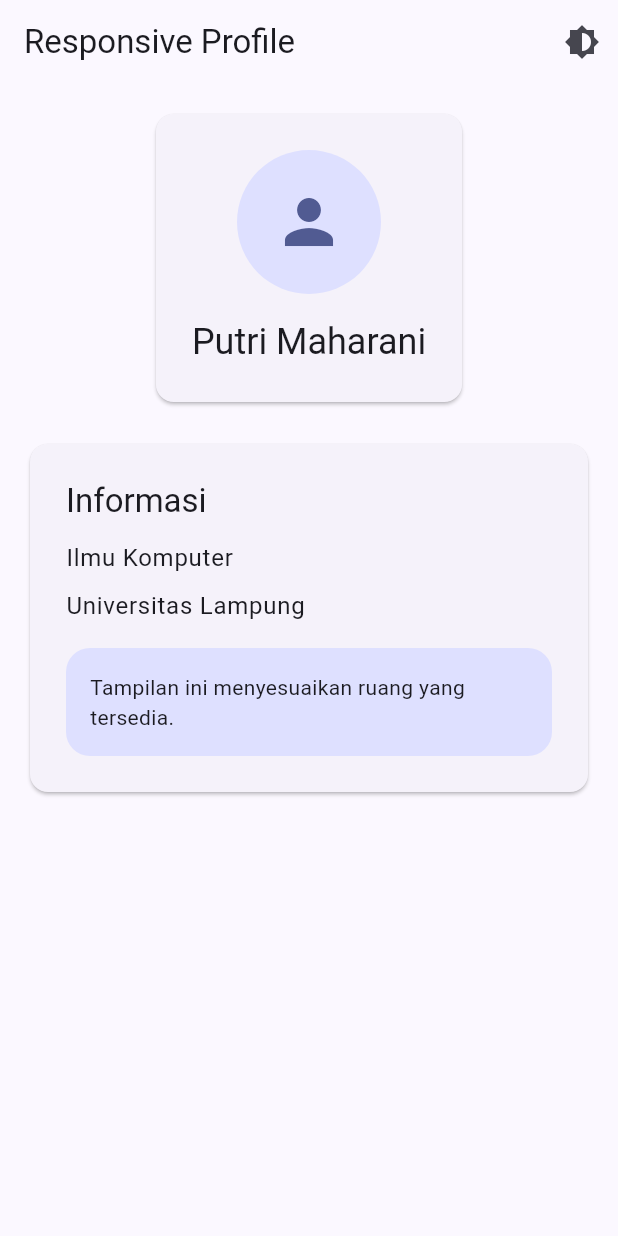
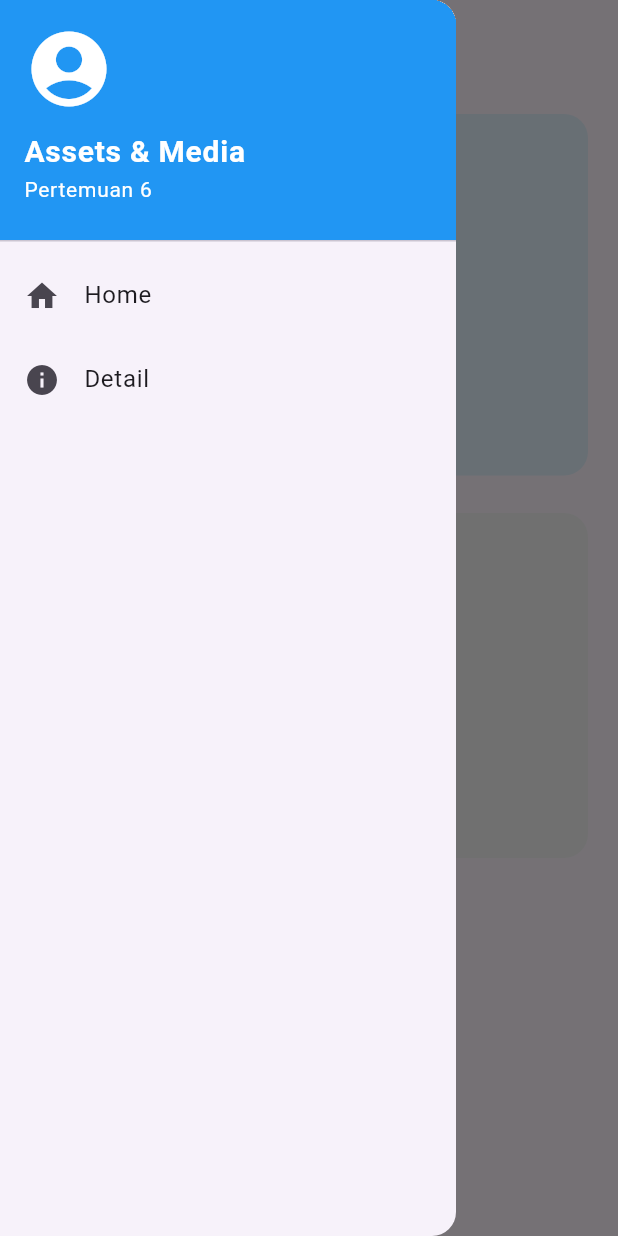
Before and after one commit to ranikece/Prak_MobileLanjut_2417051006, a Flutter app: the screen it shows after launch, with the side drawer open (before the commit the screen has no drawer), on a phone screen of 412 x 824 dp. Run offline on Flutter 3.47's test engine with Material 3 defaults, Android fonts, the phone set to English and light mode, and no system bars; our stand-ins replace audioplayers.

Commit message:
Assets, Media and Routing

```diff
--- /dev/null
+++ b/lib/assets_media.dart
@@ -0,0 +1,192 @@
+import 'package:flutter/material.dart';
+import 'package:audioplayers/audioplayers.dart';
+
+class AssetsMediaPage extends StatefulWidget {
+  const AssetsMediaPage({super.key});
+
+  @override
+  State<AssetsMediaPage> createState() => _AssetsMediaPageState();
+}
+
+class _AssetsMediaPageState extends State<AssetsMediaPage> {
+  final AudioPlayer audioPlayer = AudioPlayer();
+
+  bool isPlaying = false;
+
+  Future<void> playAudio() async {
+    if (isPlaying) {
+      await audioPlayer.pause();
+
+      setState(() {
+        isPlaying = false;
+      });
+    } else {
+      await audioPlayer.play(AssetSource('audio/funny.mp3'));
+
+      setState(() {
+        isPlaying = true;
+      });
+    }
+  }
+
+  @override
+  void dispose() {
+    audioPlayer.dispose();
+    super.dispose();
+  }
+
+  @override
+  Widget build(BuildContext context) {
+    return Scaffold(
+      appBar: AppBar(title: const Text('Assets & Media')),
+
+      // DRAWER
+      drawer: Drawer(
+        child: ListView(
+          padding: EdgeInsets.zero,
+          children: [
+            const DrawerHeader(
+              decoration: BoxDecoration(color: Colors.blue),
+              child: Column(
+                crossAxisAlignment: CrossAxisAlignment.start,
+                children: [
+                  Icon(Icons.account_circle, size: 60, color: Colors.white),
+
+                  SizedBox(height: 10),
+
+                  Text(
+                    'Assets & Media',
+                    style: TextStyle(
+                      color: Colors.white,
+                      fontSize: 20,
+                      fontWeight: FontWeight.bold,
+                    ),
+                  ),
+
+                  Text(
+                    'Pertemuan 6',
+                    style: TextStyle(color: Colors.white, fontSize: 14),
+                  ),
+                ],
+              ),
+            ),
+
+            ListTile(
+              leading: const Icon(Icons.home),
+              title: const Text('Home'),
+              onTap: () {
+                Navigator.pop(context);
+              },
+            ),
+
+            ListTile(
+              leading: const Icon(Icons.info),
+              title: const Text('Detail'),
+              onTap: () {
+                Navigator.pop(context);
+
+                Navigator.pushNamed(
+                  context,
+                  '/detail',
+                  arguments: 'Data dari Assets & Media',
+                );
+              },
+            ),
+          ],
+        ),
+      ),
+
+      body: SingleChildScrollView(
+        child: Padding(
+          padding: const EdgeInsets.all(20),
+          child: Column(
+            children: [
+              // PROFILE
+              Container(
+                width: double.infinity,
+                padding: const EdgeInsets.all(20),
+                decoration: BoxDecoration(
+                  color: Colors.blue.shade50,
+                  borderRadius: BorderRadius.circular(16),
+                ),
+                child: Column(
+                  children: [
+                    ClipOval(
+                      child: Image.asset(
+                        'assets/images/kucing.jpg',
+                        width: 130,
+                        height: 130,
+                        fit: BoxFit.cover,
+                      ),
+                    ),
+
+                    const SizedBox(height: 15),
+
+                    const Text(
+                      'Putri Maharani',
+                      style: TextStyle(
+                        fontFamily: 'Poppins',
+                        fontSize: 22,
+                        fontWeight: FontWeight.bold,
+                      ),
+                    ),
+
+                    const SizedBox(height: 5),
+
+                    const Text(
+                      'NPM: 2417051006',
+                      style: TextStyle(fontFamily: 'Poppins', fontSize: 14),
+                    ),
+                  ],
+                ),
+              ),
+
+              const SizedBox(height: 25),
+
+              // AUDIO
+              Container(
+                width: double.infinity,
+                padding: const EdgeInsets.all(20),
+                decoration: BoxDecoration(
+                  color: Colors.grey.shade100,
+                  borderRadius: BorderRadius.circular(16),
+                ),
+                child: Column(
+                  children: [
+                    const Icon(Icons.music_note, size: 50),
+
+                    const SizedBox(height: 10),
+
+                    const Text(
+                      'My Audio',
+                      style: TextStyle(
+                        fontFamily: 'Poppins',
+                        fontSize: 20,
+                        fontWeight: FontWeight.bold,
+                      ),
+                    ),
+
+                    const SizedBox(height: 15),
+
+                    IconButton(
+                      iconSize: 50,
+                      onPressed: playAudio,
+                      icon: Icon(
+                        isPlaying ? Icons.pause_circle : Icons.play_circle,
+                      ),
+                    ),
+
+                    const Text(
+                      'Play / Pause',
+                      style: TextStyle(fontFamily: 'Poppins'),
+                    ),
+                  ],
+                ),
+              ),
+            ],
+          ),
+        ),
+      ),
+    );
+  }
+}
--- a/lib/main.dart
+++ b/lib/main.dart
@@ -1,43 +1,28 @@
 import 'package:flutter/material.dart';
 
-// import 'column_widget.dart';
-// import 'row_widget.dart';
-// import 'first_widget.dart';
-// import 'form_widget.dart';
-import 'app_theme.dart';
-import 'responsive_profile.dart';
+import 'assets_media.dart';
+import 'detail_page.dart';
 
 void main() {
   runApp(const MyApp());
 }
 
-class MyApp extends StatefulWidget {
+class MyApp extends StatelessWidget {
   const MyApp({super.key});
-
-  @override
-  State<MyApp> createState() => _MyAppState();
-}
-
-class _MyAppState extends State<MyApp> {
-  ThemeMode themeMode = ThemeMode.light;
-
-  void toggleTheme() {
-    setState(() {
-      themeMode = themeMode == ThemeMode.light
-          ? ThemeMode.dark
-          : ThemeMode.light;
-    });
-  }
 
   @override
   Widget build(BuildContext context) {
     return MaterialApp(
       debugShowCheckedModeBanner: false,
-      title: 'Responsive Profile',
-      theme: AppTheme.lightTheme,
-      darkTheme: AppTheme.darkTheme,
-      themeMode: themeMode,
-      home: ResponsiveProfilePage(onThemeChanged: toggleTheme),
+
+      title: 'Assets & Media',
+
+      initialRoute: '/',
+
+      routes: {
+        '/': (context) => const AssetsMediaPage(),
+        '/detail': (context) => const DetailPage(),
+      },
     );
   }
 }
```
Also changed, not shown: lib/detail_page.dart (added, +54 -0 lines), pubspec.yaml (+19 -15 lines), assets/fonts/poppins-black.ttf (added), assets/images/kucing.jpg (added), pubspec.lock, 6 other files.
